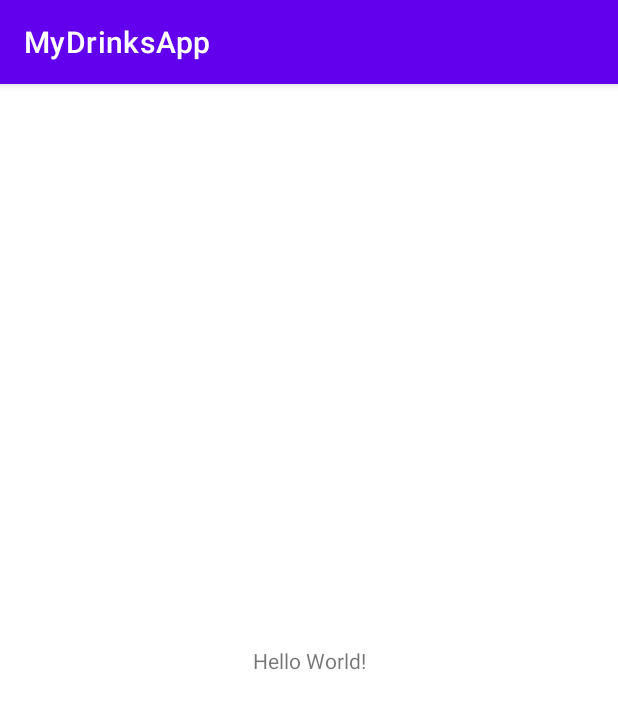
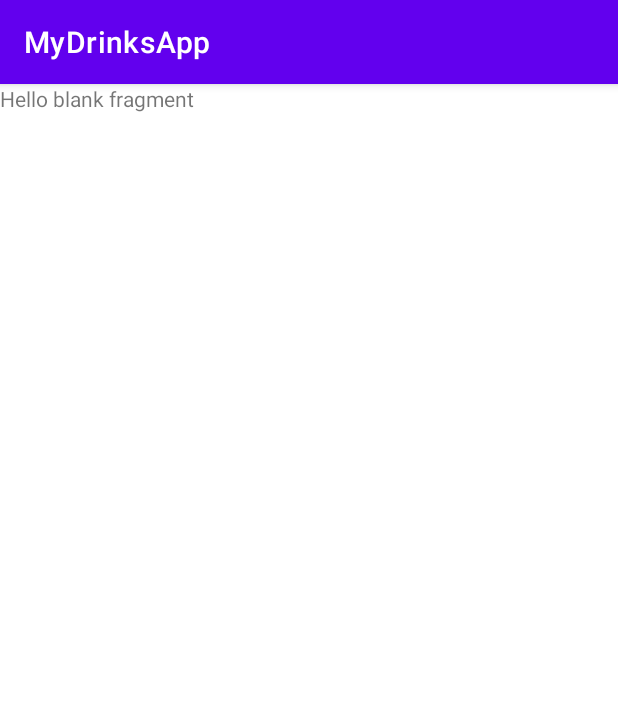
Before and after one commit to malgus79/Ch_MyDrinksApp, an Android app: the screen it shows after launch (MainActivity), on a phone screen of 412 x 824 dp. Shown: the top 709 px of the screen. Run offline under Robolectric (Android 15) with nearby library versions, the phone set to English and light mode, and no system bars.

Commit message:
navigation created

```diff
--- a/app/build.gradle
+++ b/app/build.gradle
@@ -41,4 +41,8 @@ dependencies {
     testImplementation 'junit:junit:4.13.2'
     androidTestImplementation 'androidx.test.ext:junit:1.1.4'
     androidTestImplementation 'androidx.test.espresso:espresso-core:3.5.0'
+
+    //Navigation
+    implementation("androidx.navigation:navigation-fragment-ktx:2.5.3")
+    implementation("androidx.navigation:navigation-ui-ktx:2.5.3")
 }
--- /dev/null
+++ b/app/src/main/java/com/mydrinksapp/ui/MainFragment.kt
@@ -0,0 +1,22 @@
+package com.mydrinksapp.ui
+
+import android.os.Bundle
+import android.view.LayoutInflater
+import android.view.View
+import android.view.ViewGroup
+import androidx.fragment.app.Fragment
+import com.mydrinksapp.R
+
+class MainFragment : Fragment() {
+
+    override fun onCreate(savedInstanceState: Bundle?) {
+        super.onCreate(savedInstanceState)
+    }
+
+    override fun onCreateView(
+        inflater: LayoutInflater, container: ViewGroup?,
+        savedInstanceState: Bundle?
+    ): View? {
+        return inflater.inflate(R.layout.fragment_main, container, false)
+    }
+}
--- /dev/null
+++ b/app/src/main/java/com/mydrinksapp/ui/TragosDetalleFragment.kt
@@ -0,0 +1,22 @@
+package com.mydrinksapp.ui
+
+import android.os.Bundle
+import android.view.LayoutInflater
+import android.view.View
+import android.view.ViewGroup
+import androidx.fragment.app.Fragment
+import com.mydrinksapp.R
+
+class TragosDetalleFragment : Fragment() {
+
+    override fun onCreate(savedInstanceState: Bundle?) {
+        super.onCreate(savedInstanceState)
+    }
+
+    override fun onCreateView(
+        inflater: LayoutInflater, container: ViewGroup?,
+        savedInstanceState: Bundle?
+    ): View? {
+        return inflater.inflate(R.layout.fragment_tragos_detalle, container, false)
+    }
+}
--- a/app/src/main/res/layout/activity_main.xml
+++ b/app/src/main/res/layout/activity_main.xml
@@ -6,13 +6,17 @@
     android:layout_height="match_parent"
     tools:context=".MainActivity">
 
-    <TextView
-        android:layout_width="wrap_content"
-        android:layout_height="wrap_content"
-        android:text="Hello World!"
+    <androidx.fragment.app.FragmentContainerView
+        android:id="@+id/nav_host_fragment"
+        android:name="androidx.navigation.fragment.NavHostFragment"
+        android:layout_width="0dp"
+        android:layout_height="0dp"
+        app:layout_constraintLeft_toLeftOf="parent"
+        app:layout_constraintRight_toRightOf="parent"
+        app:layout_constraintTop_toTopOf="parent"
         app:layout_constraintBottom_toBottomOf="parent"
-        app:layout_constraintEnd_toEndOf="parent"
-        app:layout_constraintStart_toStartOf="parent"
-        app:layout_constraintTop_toTopOf="parent" />
+
+        app:defaultNavHost="true"
+        app:navGraph="@navigation/main_graph" />
 
 </androidx.constraintlayout.widget.ConstraintLayout>
--- /dev/null
+++ b/app/src/main/res/layout/fragment_main.xml
@@ -0,0 +1,14 @@
+<?xml version="1.0" encoding="utf-8"?>
+<FrameLayout xmlns:android="http://schemas.android.com/apk/res/android"
+    xmlns:tools="http://schemas.android.com/tools"
+    android:layout_width="match_parent"
+    android:layout_height="match_parent"
+    tools:context=".ui.MainFragment">
+
+    <!-- TODO: Update blank fragment layout -->
+    <TextView
+        android:layout_width="match_parent"
+        android:layout_height="match_parent"
+        android:text="@string/hello_blank_fragment" />
+
+</FrameLayout>
--- /dev/null
+++ b/app/src/main/res/layout/fragment_tragos_detalle.xml
@@ -0,0 +1,14 @@
+<?xml version="1.0" encoding="utf-8"?>
+<FrameLayout xmlns:android="http://schemas.android.com/apk/res/android"
+    xmlns:tools="http://schemas.android.com/tools"
+    android:layout_width="match_parent"
+    android:layout_height="match_parent"
+    tools:context=".ui.TragosDetalleFragment">
+
+    <!-- TODO: Update blank fragment layout -->
+    <TextView
+        android:layout_width="match_parent"
+        android:layout_height="match_parent"
+        android:text="@string/hello_blank_fragment" />
+
+</FrameLayout>
--- /dev/null
+++ b/app/src/main/res/navigation/main_graph.xml
@@ -0,0 +1,22 @@
+<?xml version="1.0" encoding="utf-8"?>
+<navigation xmlns:android="http://schemas.android.com/apk/res/android"
+    xmlns:app="http://schemas.android.com/apk/res-auto"
+    xmlns:tools="http://schemas.android.com/tools"
+    android:id="@+id/main_graph"
+    app:startDestination="@id/mainFragment">
+
+    <fragment
+        android:id="@+id/mainFragment"
+        android:name="com.mydrinksapp.ui.MainFragment"
+        android:label="fragment_main"
+        tools:layout="@layout/fragment_main" >
+        <action
+            android:id="@+id/action_mainFragment_to_tragosDetalleFragment"
+            app:destination="@id/tragosDetalleFragment" />
+    </fragment>
+    <fragment
+        android:id="@+id/tragosDetalleFragment"
+        android:name="com.mydrinksapp.ui.TragosDetalleFragment"
+        android:label="fragment_tragos_detalle"
+        tools:layout="@layout/fragment_tragos_detalle" />
+</navigation>
--- a/app/src/main/res/values/strings.xml
+++ b/app/src/main/res/values/strings.xml
@@ -1,3 +1,5 @@
 <resources>
     <string name="app_name">MyDrinksApp</string>
+    <!-- TODO: Remove or change this placeholder text -->
+    <string name="hello_blank_fragment">Hello blank fragment</string>
 </resources>
```
